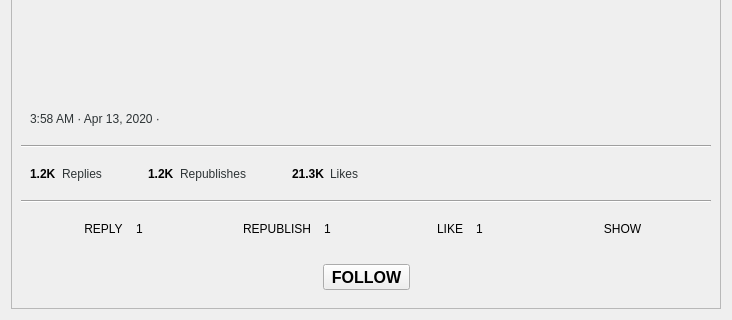
Old version of the form retroshare-gui/src/gui/TheWire/PulseTopLevel.ui in the repository RetroShare/RetroShare; both pictures show x 0 to 732 and y 231 to 551 of the 732 by 551 pixel window.
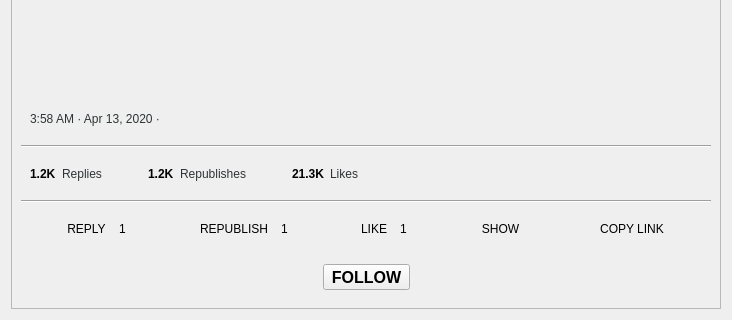
New version of the form. Icons and pictures are not drawn. Custom widgets are drawn as their Qt base class.

The edit to the form file:
```diff
--- a/retroshare-gui/src/gui/TheWire/PulseTopLevel.ui
+++ b/retroshare-gui/src/gui/TheWire/PulseTopLevel.ui
@@ -731,6 +731,53 @@
            </item>
           </layout>
          </item>
+         <item>
+          <layout class="QHBoxLayout" name="copyLink_HL">
+           <item>
+            <spacer name="copyLink_LHSpacer">
+             <property name="orientation">
+              <enum>Qt::Horizontal</enum>
+             </property>
+             <property name="sizeHint" stdset="0">
+              <size>
+               <width>40</width>
+               <height>20</height>
+              </size>
+             </property>
+            </spacer>
+           </item>
+           <item>
+            <widget class="QToolButton" name="toolButton_copyLink">
+             <property name="text">
+              <string>COPY LINK</string>
+             </property>
+             <property name="icon">
+              <iconset resource="TheWire_images.qrc">
+               <normaloff>:/images/link.svg</normaloff>:/images/link.svg</iconset>
+             </property>
+             <property name="toolButtonStyle">
+              <enum>Qt::ToolButtonTextBesideIcon</enum>
+             </property>
+             <property name="autoRaise">
+              <bool>true</bool>
+             </property>
+            </widget>
+           </item>
+           <item>
+            <spacer name="copyLink_RHSpacer">
+             <property name="orientation">
+              <enum>Qt::Horizontal</enum>
+             </property>
+             <property name="sizeHint" stdset="0">
+              <size>
+               <width>40</width>
+               <height>20</height>
+              </size>
+             </property>
+            </spacer>
+           </item>
+          </layout>
+         </item>
         </layout>
        </widget>
       </item>
```
